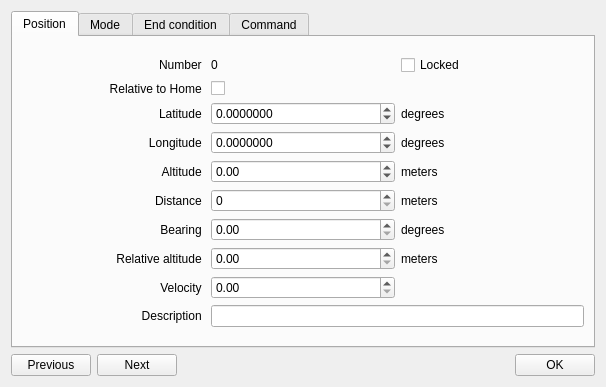
The window that ground/openpilotgcs/src/plugins/opmap/opmap_edit_waypoint_dialog.ui (openpilot/OpenPilot) describes before a commit, drawn with Qt 5.
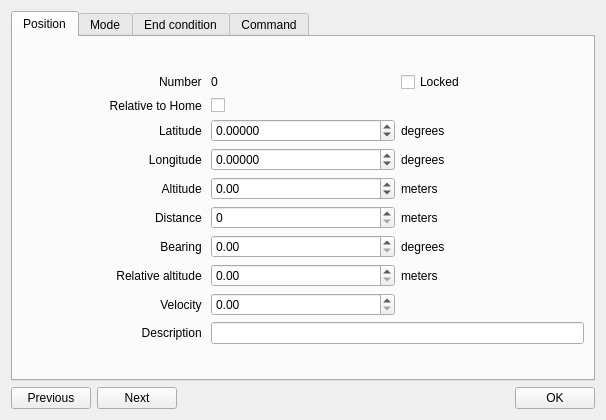
The same window after the commit. Icons and pictures are not drawn.

Commit message: GCS/OPMap- Fixes bad coordinate calculation on home drag.

The edit to the form file:
```diff
--- a/ground/openpilotgcs/src/plugins/opmap/opmap_edit_waypoint_dialog.ui
+++ b/ground/openpilotgcs/src/plugins/opmap/opmap_edit_waypoint_dialog.ui
@@ -13,7 +13,7 @@
     <x>0</x>
     <y>0</y>
     <width>606</width>
-    <height>387</height>
+    <height>420</height>
    </rect>
   </property>
   <property name="sizePolicy">
@@ -111,7 +111,7 @@
             </sizepolicy>
            </property>
            <property name="decimals">
-            <number>7</number>
+            <number>5</number>
            </property>
            <property name="minimum">
             <double>-90.000000000000000</double>
@@ -124,7 +124,7 @@
          <item row="3" column="2">
           <widget class="QDoubleSpinBox" name="doubleSpinBoxLongitude">
            <property name="decimals">
-            <number>7</number>
+            <number>5</number>
            </property>
            <property name="minimum">
             <double>-180.000000000000000</double>
@@ -164,13 +164,6 @@
            </property>
           </widget>
          </item>
-         <item row="6" column="2">
-          <widget class="QSpinBox" name="spinBoxDistance">
-           <property name="maximum">
-            <number>999999999</number>
-           </property>
-          </widget>
-         </item>
          <item row="6" column="3">
           <widget class="QLabel" name="lbDistanceMeters">
            <property name="text">
@@ -197,6 +190,9 @@
          </item>
          <item row="7" column="2">
           <widget class="QDoubleSpinBox" name="doubleSpinBoxBearing">
+           <property name="decimals">
+            <number>2</number>
+           </property>
            <property name="maximum">
             <double>360.000000000000000</double>
            </property>
@@ -281,16 +277,6 @@
            </property>
           </widget>
          </item>
-         <item row="4" column="2">
-          <widget class="QDoubleSpinBox" name="doubleSpinBoxAltitude">
-           <property name="minimum">
-            <double>-5000.000000000000000</double>
-           </property>
-           <property name="maximum">
-            <double>5000.000000000000000</double>
-           </property>
-          </widget>
-         </item>
          <item row="4" column="3">
           <widget class="QLabel" name="label_6">
            <property name="text">
@@ -318,6 +304,26 @@
            </property>
           </widget>
          </item>
+         <item row="6" column="2">
+          <widget class="QDoubleSpinBox" name="doubleSpinBoxDistance">
+           <property name="decimals">
+            <number>0</number>
+           </property>
+           <property name="maximum">
+            <double>999999999.000000000000000</double>
+           </property>
+          </widget>
+         </item>
+         <item row="4" column="2">
+          <widget class="QDoubleSpinBox" name="doubleSpinBoxAltitude">
+           <property name="minimum">
+            <double>-5000.000000000000000</double>
+           </property>
+           <property name="maximum">
+            <double>5000.000000000000000</double>
+           </property>
+          </widget>
+         </item>
         </layout>
        </item>
       </layout>
```
The commit also changes 2 other files.
